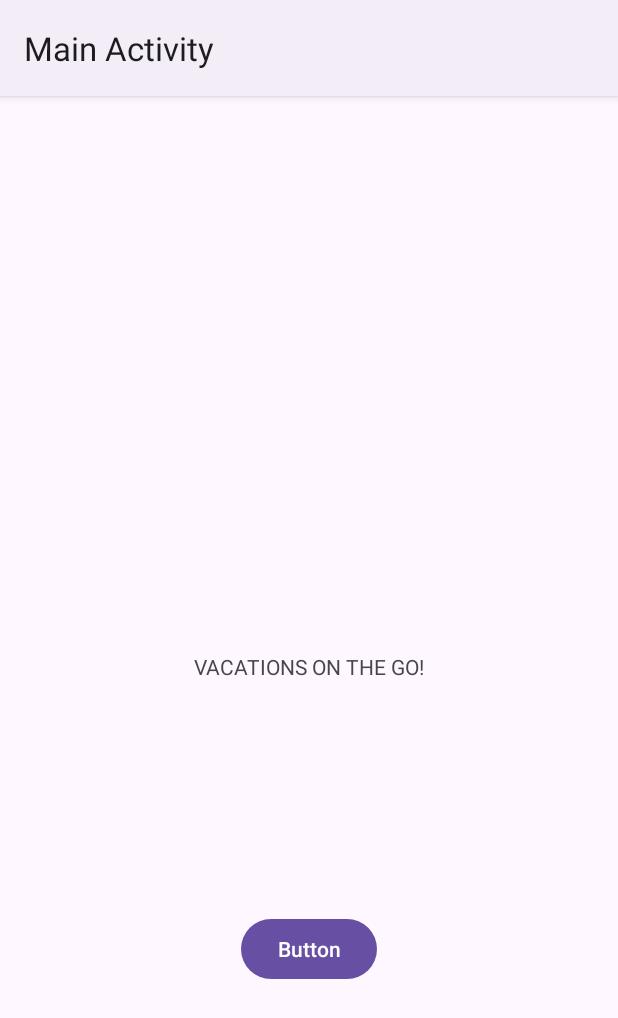
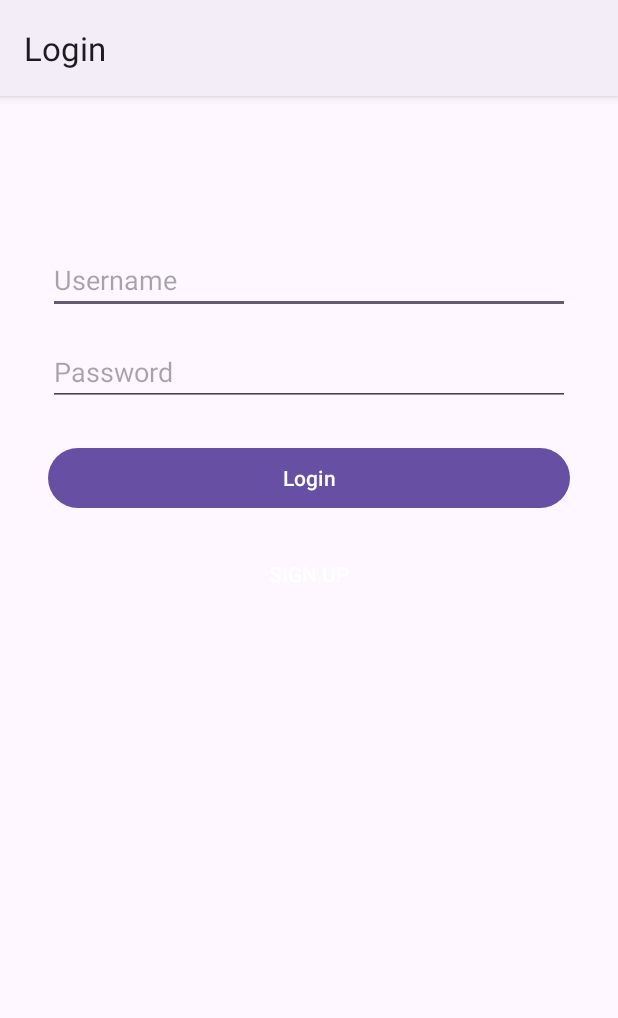
Before and after one commit to Mehranaamoradii/TravelPlanner, an Android app: the screen it shows after launch (MainActivity before the commit, LoginActivity after it), on a phone screen of 412 x 824 dp. Shown: the top 1018 px of the screen. Run offline under Robolectric (Android 15) with nearby library versions, the phone set to English and light mode, and no system bars; our stand-ins replace Room's generated code.

Commit message:
Add changes

```diff
--- /dev/null
+++ b/app/src/main/java/com/example/Travel/DAO/UserDAO.java
@@ -0,0 +1,19 @@
+package com.example.Travel.DAO;
+
+import androidx.room.Dao;
+import androidx.room.Insert;
+import androidx.room.Query;
+
+import com.example.Travel.entities.User;
+
+@Dao
+public interface UserDAO {
+    @Insert
+    void insert(User user);
+
+    @Query("SELECT * FROM users WHERE username = :username AND password = :password")
+    User getUser(String username, String password);
+
+    @Query("SELECT * FROM users WHERE username = :username")
+    User getUserByUsername(String username);
+}
--- a/app/src/main/java/com/example/Travel/Database/VacationDatabaseBuilder.java
+++ b/app/src/main/java/com/example/Travel/Database/VacationDatabaseBuilder.java
@@ -7,17 +7,20 @@ import androidx.room.Room;
 import androidx.room.RoomDatabase;
 
 import com.example.Travel.DAO.ExcursionDAO;
+import com.example.Travel.DAO.UserDAO;
 import com.example.Travel.DAO.VacationDAO;
 import com.example.Travel.entities.Excursion;
+import com.example.Travel.entities.User;
 import com.example.Travel.entities.Vacation;
 
-@Database(entities = {Vacation.class, Excursion.class}, version= 6,exportSchema = false)
+@Database(entities = {Vacation.class, Excursion.class, User.class}, version= 7,exportSchema = false)
 public abstract class VacationDatabaseBuilder extends RoomDatabase {
     public abstract VacationDAO vacationDAO();
     public abstract ExcursionDAO excursionDAO();
+    public abstract UserDAO userDAO();
     private static volatile VacationDatabaseBuilder INSTANCE;
 
-    static VacationDatabaseBuilder getDatabase(final Context context) {
+    public static VacationDatabaseBuilder getDatabase(final Context context) {
         if (INSTANCE==null){
             synchronized (VacationDatabaseBuilder.class){
                 if (INSTANCE==null) {
--- /dev/null
+++ b/app/src/main/java/com/example/Travel/UI/LoginActivity.java
@@ -0,0 +1,64 @@
+package com.example.Travel.UI;
+
+import android.content.Intent;
+import android.os.Bundle;
+import android.text.TextUtils;
+import android.widget.Button;
+import android.widget.EditText;
+import android.widget.Toast;
+
+import androidx.appcompat.app.AppCompatActivity;
+
+import com.example.Travel.Database.VacationDatabaseBuilder;
+import com.example.Travel.R;
+import com.example.Travel.DAO.UserDAO;
+import com.example.Travel.entities.User;
+
+public class LoginActivity extends AppCompatActivity {
+
+    private EditText editTextUsername;
+    private EditText editTextPassword;
+    private UserDAO userDAO;
+
+    @Override
+    protected void onCreate(Bundle savedInstanceState) {
+        super.onCreate(savedInstanceState);
+        setContentView(R.layout.activity_login);
+
+        editTextUsername = findViewById(R.id.editTextUsername);
+        editTextPassword = findViewById(R.id.editTextPassword);
+        Button buttonLogin = findViewById(R.id.buttonLogin);
+        Button buttonGoToSignup = findViewById(R.id.buttonGoToSignup);
+
+        userDAO = VacationDatabaseBuilder.getDatabase(getApplicationContext()).userDAO();
+
+        buttonLogin.setOnClickListener(v -> {
+            String username = editTextUsername.getText().toString().trim();
+            String password = editTextPassword.getText().toString().trim();
+
+            if (TextUtils.isEmpty(username) || TextUtils.isEmpty(password)) {
+                Toast.makeText(LoginActivity.this, "Username and password cannot be empty", Toast.LENGTH_SHORT).show();
+                return;
+            }
+
+            new Thread(() -> {
+                User user = userDAO.getUser(username, password);
+                runOnUiThread(() -> {
+                    if (user != null) {
+                        Toast.makeText(LoginActivity.this, "Login successful", Toast.LENGTH_SHORT).show();
+                        Intent intent = new Intent(LoginActivity.this, MainActivity.class); // Or your main activity
+                        startActivity(intent);
+                        finish();
+                    } else {
+                        Toast.makeText(LoginActivity.this, "Invalid username or password", Toast.LENGTH_SHORT).show();
+                    }
+                });
+            }).start();
+        });
+
+        buttonGoToSignup.setOnClickListener(v -> {
+            Intent intent = new Intent(LoginActivity.this, SignupActivity.class);
+            startActivity(intent);
+        });
+    }
+}
--- /dev/null
+++ b/app/src/main/res/layout/activity_login.xml
@@ -0,0 +1,60 @@
+<?xml version="1.0" encoding="utf-8"?>
+<androidx.constraintlayout.widget.ConstraintLayout xmlns:android="http://schemas.android.com/apk/res/android"
+    xmlns:app="http://schemas.android.com/apk/res-auto"
+    xmlns:tools="http://schemas.android.com/tools"
+    android:layout_width="match_parent"
+    android:layout_height="match_parent"
+    tools:context=".UI.LoginActivity">
+
+    <EditText
+        android:id="@+id/editTextUsername"
+        android:layout_width="0dp"
+        android:layout_height="wrap_content"
+        android:layout_marginStart="32dp"
+        android:layout_marginTop="100dp"
+        android:layout_marginEnd="32dp"
+        android:hint="Username"
+        android:inputType="text"
+        app:layout_constraintEnd_toEndOf="parent"
+        app:layout_constraintStart_toStartOf="parent"
+        app:layout_constraintTop_toTopOf="parent" />
+
+    <EditText
+        android:id="@+id/editTextPassword"
+        android:layout_width="0dp"
+        android:layout_height="wrap_content"
+        android:layout_marginStart="32dp"
+        android:layout_marginTop="16dp"
+        android:layout_marginEnd="32dp"
+        android:hint="Password"
+        android:inputType="textPassword"
+        app:layout_constraintEnd_toEndOf="parent"
+        app:layout_constraintStart_toStartOf="parent"
+        app:layout_constraintTop_toBottomOf="@+id/editTextUsername" />
+
+    <Button
+        android:id="@+id/buttonLogin"
+        android:layout_width="0dp"
+        android:layout_height="wrap_content"
+        android:layout_marginStart="32dp"
+        android:layout_marginTop="24dp"
+        android:layout_marginEnd="32dp"
+        android:text="Login"
+        app:layout_constraintEnd_toEndOf="parent"
+        app:layout_constraintStart_toStartOf="parent"
+        app:layout_constraintTop_toBottomOf="@+id/editTextPassword" />
+
+    <Button
+        android:id="@+id/buttonGoToSignup"
+        android:layout_width="0dp"
+        android:layout_height="wrap_content"
+        android:layout_marginStart="32dp"
+        android:layout_marginTop="16dp"
+        android:layout_marginEnd="32dp"
+        android:text="Sign Up"
+        style="@style/Widget.AppCompat.Button.Borderless"
+        app:layout_constraintEnd_toEndOf="parent"
+        app:layout_constraintStart_toStartOf="parent"
+        app:layout_constraintTop_toBottomOf="@+id/buttonLogin" />
+
+</androidx.constraintlayout.widget.ConstraintLayout>
--- a/app/src/main/res/values/strings.xml
+++ b/app/src/main/res/values/strings.xml
@@ -1,5 +1,5 @@
 <resources>
-    <string name="app_name">d308-mobile-application-development-android</string>
+    <string name="app_name">Travel</string>
     <string name="channel_name">mychannelname</string>
     <string name="channel_description">mychanneldescription</string>
     <string name="channel_name2">mychannelname2</string>
```
Also changed, not shown: app/src/main/AndroidManifest.xml (+15 -7 lines), app/src/main/java/com/example/Travel/Entity/User.java (added, +41 -0 lines), app/src/main/java/com/example/Travel/UI/SignupActivity.java (added, +67 -0 lines), app/src/main/java/com/example/Travel/entities/User.java (added, +41 -0 lines), app/src/main/res/layout/activity_signup.xml (added, +47 -0 lines).
